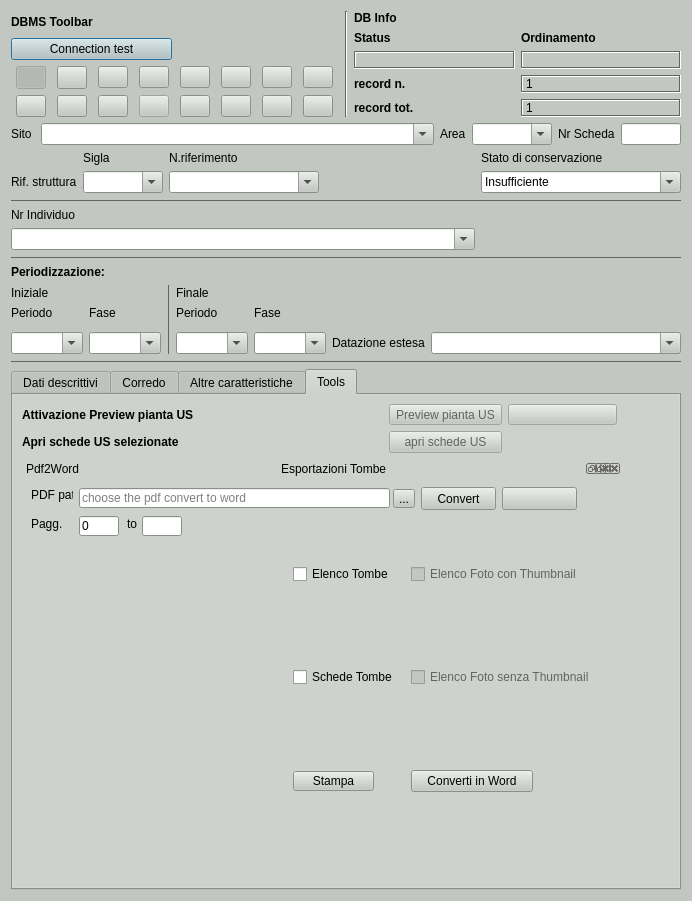
The window that gui/ui/Tomba.ui (pyarchinit/pyarchinit) describes before a commit, drawn with Qt 5.
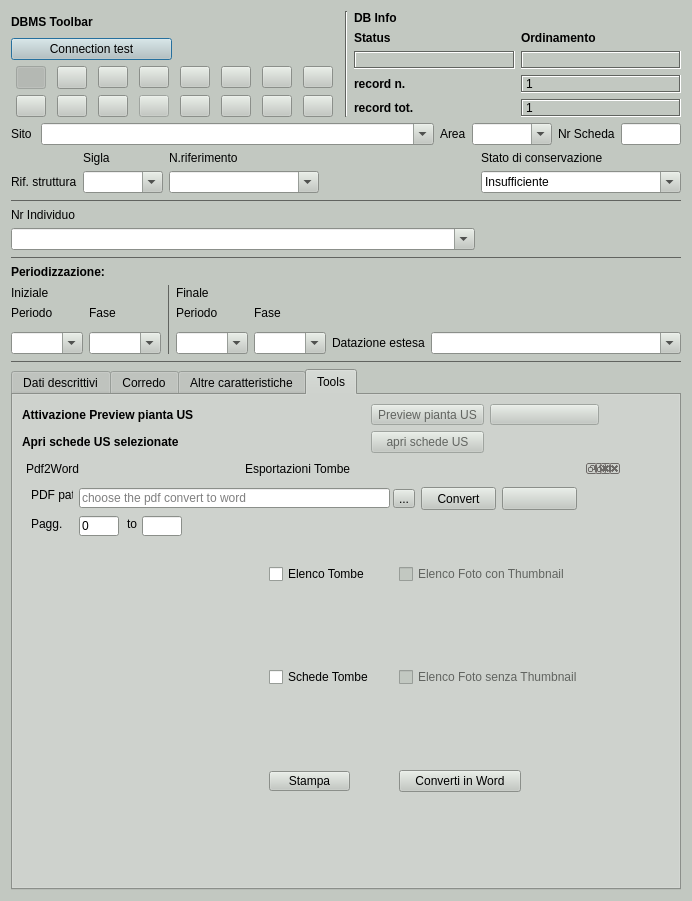
The same window after the commit. The open tabs and pages were chosen to show the change. Icons and pictures are not drawn. Custom widgets are drawn as their Qt base class.

Commit message: QPalette not has attribute Placeholder Text

Patch:
```diff
--- a/gui/ui/Tomba.ui
+++ b/gui/ui/Tomba.ui
@@ -160,15 +160,6 @@
        </color>
       </brush>
      </colorrole>
-     <colorrole role="PlaceholderText">
-      <brush brushstyle="SolidPattern">
-       <color alpha="128">
-        <red>0</red>
-        <green>0</green>
-        <blue>0</blue>
-       </color>
-      </brush>
-     </colorrole>
     </active>
     <inactive>
      <colorrole role="WindowText">
@@ -306,15 +297,6 @@
        </color>
       </brush>
      </colorrole>
-     <colorrole role="PlaceholderText">
-      <brush brushstyle="SolidPattern">
-       <color alpha="128">
-        <red>0</red>
-        <green>0</green>
-        <blue>0</blue>
-       </color>
-      </brush>
-     </colorrole>
     </inactive>
     <disabled>
      <colorrole role="WindowText">
@@ -452,15 +434,6 @@
        </color>
       </brush>
      </colorrole>
-     <colorrole role="PlaceholderText">
-      <brush brushstyle="SolidPattern">
-       <color alpha="128">
-        <red>0</red>
-        <green>0</green>
-        <blue>0</blue>
-       </color>
-      </brush>
-     </colorrole>
     </disabled>
    </palette>
   </property>
@@ -2661,7 +2634,7 @@
           <widget class="QgsDockWidget" name="mDockWidget_export">
            <property name="minimumSize">
             <size>
-             <width>336</width>
+             <width>372</width>
              <height>145</height>
             </size>
            </property>
```
The commit also changes 35 other files.
